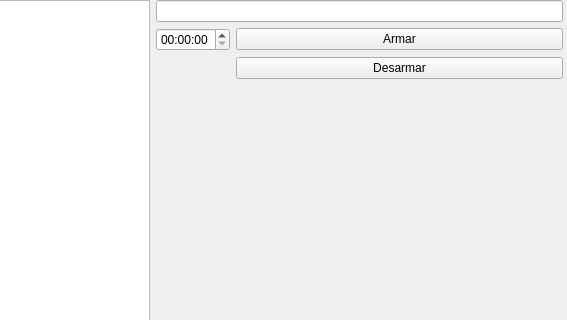
Above: Stage 4/housewindow.ui from crismoraga/Alarma-Mas-Mas before the change; both pictures show x 258 to 825 and y 0 to 320 of the 825 by 505 pixel window. Below: the same form after it.
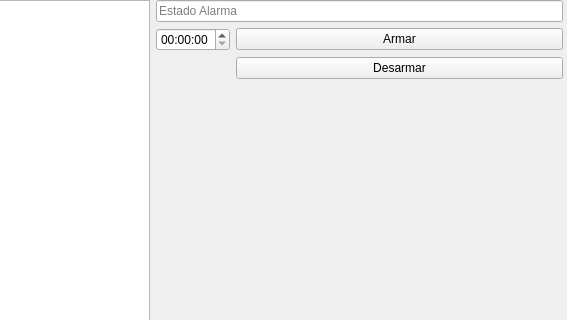
That is the form after the change.

```diff
--- a/Stage 4/housewindow.ui
+++ b/Stage 4/housewindow.ui
@@ -30,7 +30,20 @@
      <item>
       <layout class="QFormLayout" name="formLayout">
        <item row="0" column="0" colspan="2">
-        <widget class="QLineEdit" name="lineEdit"/>
+        <widget class="QLineEdit" name="lineEdit">
+         <property name="text">
+          <string/>
+         </property>
+         <property name="frame">
+          <bool>true</bool>
+         </property>
+         <property name="readOnly">
+          <bool>true</bool>
+         </property>
+         <property name="placeholderText">
+          <string>Estado Alarma</string>
+         </property>
+        </widget>
        </item>
        <item row="1" column="0">
         <widget class="QTimeEdit" name="timeEdit"/>
```
Left out of the diff: 6 changed lines with no effect on the pictures.
